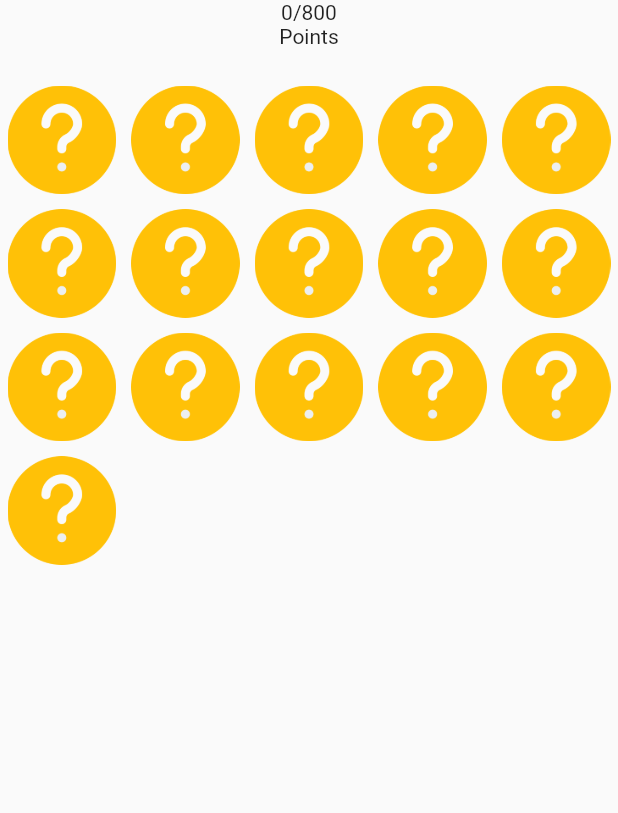
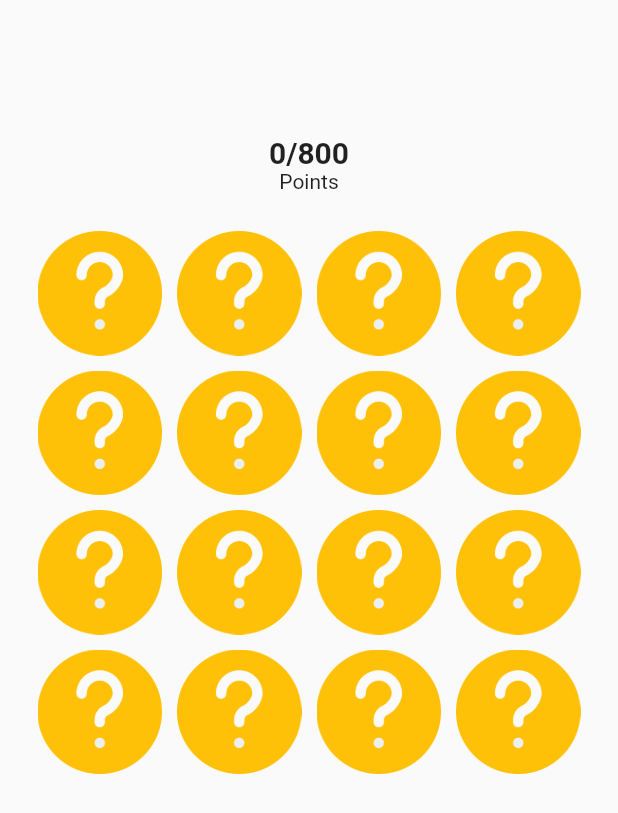
Before and after one commit to DaminduSandaruwan/MemoryGame, a Flutter app: the screen it shows after launch, on a phone screen of 412 x 824 dp. Shown: the top 813 px of the screen. Run offline on Flutter 3.47's test engine with Material 2 defaults, Android fonts, the phone set to English and light mode, and no system bars.

Commit message:
Add some font style in front end

```diff
--- a/lib/main.dart
+++ b/lib/main.dart
@@ -54,9 +54,17 @@ class _HomePageState extends State<HomePage> {
   Widget build(BuildContext context) {
     return Scaffold(
       body: Container(
+        padding: EdgeInsets.symmetric(vertical: 50,horizontal: 20),
         child: Column(
           children: <Widget>[
-            Text("0/800"),
+            SizedBox(height: 40,),
+            Text(
+              "0/800",
+              style: TextStyle(
+                fontSize: 20,
+                fontWeight: FontWeight.bold,
+              ),
+            ),
             Text("Points"),
             SizedBox(height: 20,),
             GridView(
```
